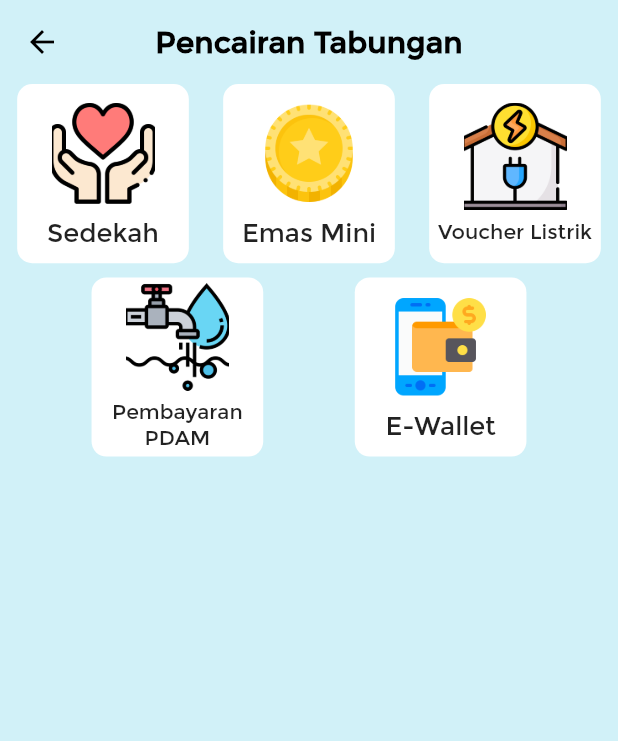
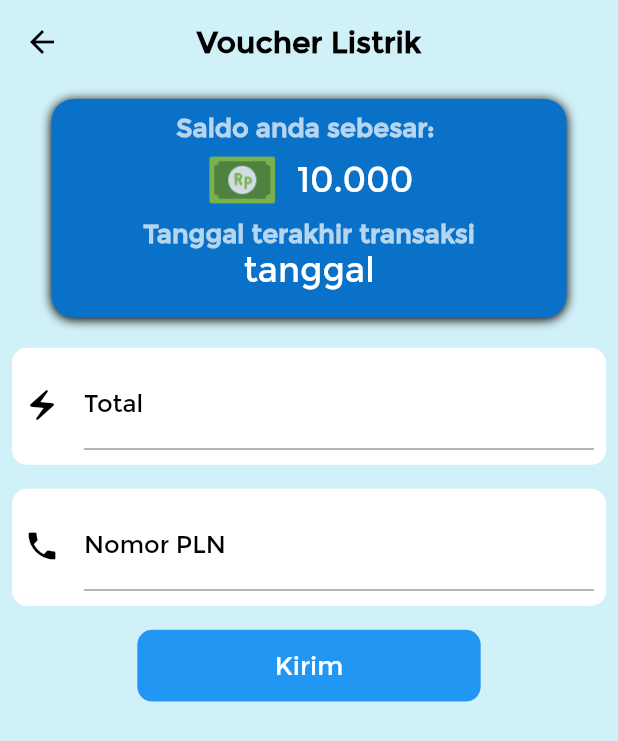
Before and after one commit to zackyrr7/samkethp, a Flutter app: the PencairanTabungan screen opened directly, after a tap on "Voucher Listrik", on a phone screen of 412 x 824 dp. Shown: the top 741 px of the screen. Run offline on Flutter 3.47's test engine with Material 2 defaults, Android fonts, the light colour scheme and no system bars; our stand-ins replace flutter_screenutil; network calls fail.

Commit message:
pencairan tabungan (sedekah, voucher, pulsa)

```diff
--- a/lib/constant.dart
+++ b/lib/constant.dart
@@ -5,6 +5,6 @@ const biruMain = Color(0xFF0a71c9);
 const bgcolor = Color(0xFFD1F1F8);
 
 var url =
-    "https://8295-2001-448a-6060-c6ee-84e7-283b-4702-ec51.ngrok-free.app/api";
+    "https://b001-180-242-213-146.ngrok-free.app/api";
 var url2 =
-    "https://8295-2001-448a-6060-c6ee-84e7-283b-4702-ec51.ngrok-free.app";
+    "https://b001-180-242-213-146.ngrok-free.app";
--- a/lib/screen/beranda.dart
+++ b/lib/screen/beranda.dart
@@ -20,6 +20,7 @@ class _BerandaState extends State<Beranda> {
         child: SingleChildScrollView(
           child: Column(
             children: [
+              SizedBox(height: ScreenUtil().setHeight(10),),
               const NamaLogo(),
               const Point(),
               SizedBox(
--- a/lib/screen/pencairan_tabungan.dart
+++ b/lib/screen/pencairan_tabungan.dart
@@ -1,5 +1,8 @@
 import 'package:flutter/material.dart';
 import 'package:flutter_screenutil/flutter_screenutil.dart';
+import 'package:samekt/screen/screen_listrik.dart';
+import 'package:samekt/screen/screen_pdam.dart';
+import 'package:samekt/screen/screen_sedekah.dart';
 
 class PencairanTabungan extends StatelessWidget {
   const PencairanTabungan({super.key});
@@ -19,11 +22,21 @@ class PencairanTabungan extends StatelessWidget {
       ),
       body: Column(
         children: [
+          SizedBox(
+            height: ScreenUtil().setHeight(10),
+          ),
           Row(
             mainAxisAlignment: MainAxisAlignment.spaceAround,
             children: [
+              SizedBox(
+                height: ScreenUtil().setHeight(10),
+              ),
               GestureDetector(
-                onTap: () {},
+                onTap: () {
+                  Navigator.push(context, MaterialPageRoute(builder: (context) {
+                    return const SedekahScreen();
+                  }));
+                },
                 child: Container(
                   height: ScreenUtil().setHeight(100),
                   width: ScreenUtil().setWidth(100),
@@ -83,7 +96,11 @@ class PencairanTabungan extends StatelessWidget {
                 ),
               ),
               GestureDetector(
-                onTap: () {},
+                onTap: () {
+                  Navigator.push(context, MaterialPageRoute(builder: (context) {
+                    return const ScreenListrik();
+                  }));
+                },
                 child: Container(
                   height: ScreenUtil().setHeight(100),
                   width: ScreenUtil().setWidth(100),
@@ -119,7 +136,11 @@ class PencairanTabungan extends StatelessWidget {
             mainAxisAlignment: MainAxisAlignment.spaceEvenly,
             children: [
               GestureDetector(
-                onTap: () {},
+                onTap: () {
+                  Navigator.push(context, MaterialPageRoute(builder: (context) {
+                    return const ScreenPdam();
+                  }));
+                },
                 child: Container(
                   height: ScreenUtil().setHeight(100),
                   width: ScreenUtil().setWidth(100),
@@ -133,7 +154,7 @@ class PencairanTabungan extends StatelessWidget {
                         height: ScreenUtil().setHeight(60),
                         width: ScreenUtil().setWidth(60),
                         child: const Image(
-                          image: AssetImage("assets/images/water-tap.png"),
+                          image: AssetImage("assets/images/handphone (1).png"),
                           fit: BoxFit.cover,
                         ),
                       ),
@@ -141,7 +162,7 @@ class PencairanTabungan extends StatelessWidget {
                         height: ScreenUtil().setHeight(5),
                       ),
                       Text(
-                        "Pembayaran PDAM",
+                        "Pungisian Pulsa",
                         textAlign: TextAlign.center,
                         style: TextStyle(fontSize: ScreenUtil().setSp(12)),
                       )
--- /dev/null
+++ b/lib/screen/screen_listrik.dart
@@ -0,0 +1,102 @@
+import 'package:flutter/material.dart';
+import 'package:flutter_screenutil/flutter_screenutil.dart';
+import 'package:samekt/widget/Beranda/point.dart';
+
+class ScreenListrik extends StatefulWidget {
+  const ScreenListrik({super.key});
+
+  @override
+  State<ScreenListrik> createState() => _ScreenListrikState();
+}
+
+class _ScreenListrikState extends State<ScreenListrik> {
+  @override
+  Widget build(BuildContext context) {
+    return Scaffold(
+      appBar: AppBar(
+        title: const Text(
+          "Voucher Listrik",
+          style: TextStyle(color: Colors.black, fontWeight: FontWeight.bold),
+        ),
+        centerTitle: true,
+        backgroundColor: Colors.transparent,
+        elevation: 0,
+        iconTheme: const IconThemeData(color: Colors.black),
+      ),
+      body: SingleChildScrollView(
+        child: Column(
+          children: [
+            const Point(),
+            Padding(
+              padding: const EdgeInsets.fromLTRB(8.0, 20, 8, 8),
+              child: Container(
+                decoration: BoxDecoration(
+                  borderRadius: BorderRadius.circular(10),
+                  color: Colors.white,
+                ),
+                child: Padding(
+                  padding: const EdgeInsets.fromLTRB(8, 8, 8, 10),
+                  child: TextFormField(
+                    decoration: const InputDecoration(
+                        icon: Icon(
+                          Icons.electric_bolt,
+                          color: Colors.black,
+                        ),
+                        hintText: 'Total voucher yang anda inginkan',
+                        labelText: 'Total',
+                        labelStyle: TextStyle(color: Colors.black),
+                        focusColor: Colors.black),
+                  ),
+                ),
+              ),
+            ),
+            Padding(
+              padding: const EdgeInsets.fromLTRB(8.0, 8, 8, 8),
+              child: Container(
+                decoration: BoxDecoration(
+                  borderRadius: BorderRadius.circular(10),
+                  color: Colors.white,
+                ),
+                child: Padding(
+                  padding: const EdgeInsets.fromLTRB(8, 8, 8, 10),
+                  child: TextFormField(
+                    decoration: const InputDecoration(
+                        icon: Icon(
+                          Icons.phone,
+                          color: Colors.black,
+                        ),
+                        hintText: 'Nomor PLN anda',
+                        labelText: 'Nomor PLN',
+                        labelStyle: TextStyle(color: Colors.black),
+                        focusColor: Colors.black),
+                  ),
+                ),
+              ),
+            ),
+            Padding(
+              padding: const EdgeInsets.all(8.0),
+              child: GestureDetector(
+                onTap: () {},
+                child: Container(
+                  height: ScreenUtil().setHeight(40),
+                  width: ScreenUtil().setWidth(200),
+                  decoration: BoxDecoration(
+                      color: Colors.blue,
+                      borderRadius: BorderRadius.circular(10)),
+                  child: Center(
+                    child: Text(
+                      "Kirim",
+                      style: TextStyle(
+                          color: Colors.white,
+                          fontSize: ScreenUtil().setSp(15)),
+                    ),
+                  ),
+                ),
+              ),
+            )
+          ],
+        ),
+      ),
+    );
+  }
+}
```
Also changed, not shown: lib/main.dart (+8 -1 lines), lib/screen/akun.dart (+15 -10 lines), lib/screen/barang.dart (+9 -2 lines), lib/screen/screen_pdam.dart (added, +102 -0 lines), lib/screen/screen_sedekah.dart (added, +97 -0 lines), assets/images/handphone (1).png (added), assets/images/handphone.png (added).
